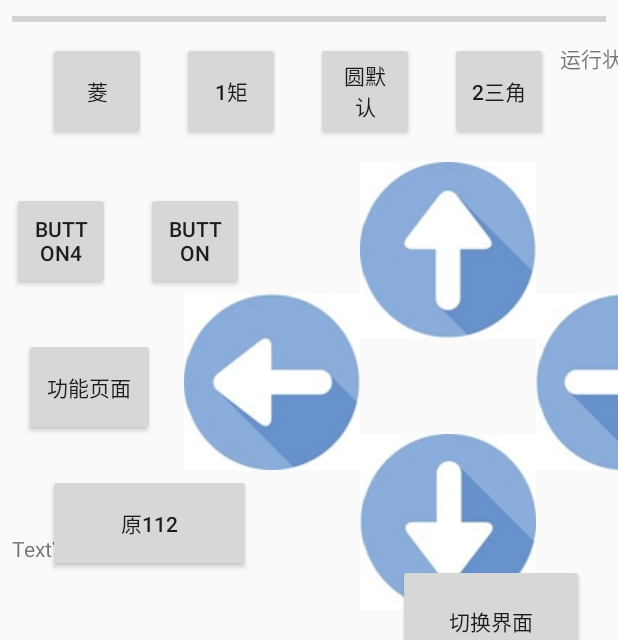
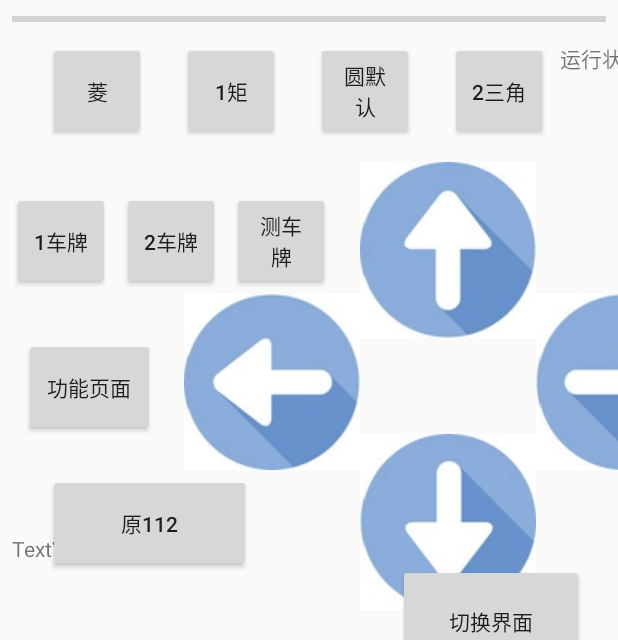
Before and after one commit to qtp1300/AS_OPENCV340_cemera.jar, an Android app: the screen it shows after launch (MainActivity), on a phone screen of 412 x 824 dp, the part 596-1236 px from its top. Run offline under Robolectric (Android 15) with nearby library versions, the phone set to English and light mode, and no system bars; libraries missing offline, so code that uses them is left out: com.bkrcl.control_car_video, com.googlecode.tesseract; 5 statements that could not run were skipped.

Commit message:
18.4.4(第一次同步)能正常运行，正常连接摄像头，二维码可以识别，车牌图形写死 一、加上按键可以手动调车牌轮次和形状最多图形。

```diff
--- a/app/src/main/java/com/qtp000/a03cemera_preview/MainActivity.java
+++ b/app/src/main/java/com/qtp000/a03cemera_preview/MainActivity.java
@@ -45,6 +45,7 @@ public class MainActivity extends AppCompatActivity {
     Button btn_function, btn_moni1,bakbtn4,bakbtn5, btn_old_112, btn_stop;
     Button btn_cemera_init,btn_cemera_32,btn_cemera_33,btn_cemera_34,btn_cemera_35,btn_cemera_36,btn_cemera_37,btn_cemera_38,btn_cemera_39;
     Button btn_lingxing,btn_juxing,btn_yuanxing,btn_sanjiao;
+    Button btn_car_1,btn_car_2,btn_car_test;
     public static short set_shape = 0x02;       //默认 0x01/矩形    0x02/圆形  0x03/三角形   0x04/菱形  0x05/梯形   0x06/饼图  0x07/靶图   0x08/条形图
     ProgressBar progressBar;
 
@@ -81,6 +82,7 @@ public class MainActivity extends AppCompatActivity {
     public static int cemera_step = 1;
     public static boolean moni1 = false;
     public static int QR_time = 0;
+    public static int run_time = 1;
 
     // Used to load the 'native-lib' library on application startup.
     static {
@@ -238,9 +240,9 @@ public class MainActivity extends AppCompatActivity {
                     textView_isrunning.setText("运行中");
 //                    btn_moni1.setSelected(true);
                     break;
-                case R.id.button4:
-                    Toast.makeText(getApplication(),"Button4",Toast.LENGTH_SHORT).show();
-                    break;
+//                case R.id.car_1:
+//                    Toast.makeText(getApplication(),"Button4",Toast.LENGTH_SHORT).show();
+//                    break;
                 case R.id.btn_moni2:
                     Toast.makeText(getApplication(),"Button5",Toast.LENGTH_SHORT).show();
                     break;
@@ -254,6 +256,20 @@ public class MainActivity extends AppCompatActivity {
                     Toast.makeText(getApplication(),"停止",Toast.LENGTH_SHORT).show();
                     moni1 = false;
                     break;
+                case R.id.car_1:
+                    run_time = 1;
+                    Toast.makeText(getApplication(),"一轮",Toast.LENGTH_SHORT).show();
+                    break;
+                case R.id.car_2:
+                    run_time = 2;
+                    Toast.makeText(getApplication(),"二轮",Toast.LENGTH_SHORT).show();
+                    break;
+                case R.id.car_test:
+                    run_time = 3;
+                    Toast.makeText(getApplication(),"测试",Toast.LENGTH_SHORT).show();
+                    break;
+
+
             }
 
 
@@ -282,10 +298,14 @@ public class MainActivity extends AppCompatActivity {
 
         btn_function = findViewById(R.id.btn_function);
         btn_moni1 = findViewById(R.id.btn_moni1);
-        bakbtn4 = findViewById(R.id.button4);
+        bakbtn4 = findViewById(R.id.car_1);
         bakbtn5 = findViewById(R.id.btn_moni2);
         btn_old_112 = findViewById(R.id.old_112);
         btn_stop = findViewById(R.id.btn_stop);
+
+        btn_car_1 = findViewById(R.id.car_1);
+        btn_car_2 = findViewById(R.id.car_2);
+        btn_car_test = findViewById(R.id.car_test);
 
 
 
@@ -305,6 +325,11 @@ public class MainActivity extends AppCompatActivity {
         bakbtn5.setOnClickListener(new btnclickListener());
         btn_old_112.setOnClickListener(new btnclickListener());
         btn_stop.setOnClickListener(new btnclickListener());
+
+        btn_car_1.setOnClickListener(new btnclickListener());
+        btn_car_2.setOnClickListener(new btnclickListener());
+        btn_car_test.setOnClickListener(new btnclickListener());
+
 //        btn_up.setOnTouchListener(new btntouchListener());
 //        btn_down.setOnTouchListener(new btntouchListener());
 //        btn_left.setOnTouchListener(new btntouchListener());
@@ -590,6 +615,9 @@ public class MainActivity extends AppCompatActivity {
                 case 212:
                     progressBar.setProgress(98);
                     break;
+                case 213:
+                    progressBar.setProgress(100);
+                    break;
 
 
                 /*自己加的*/
@@ -740,6 +768,7 @@ public class MainActivity extends AppCompatActivity {
                 Log.e("模拟1状态:","应该结束了");
                 qrHandler.sendEmptyMessage(101);
 //                textView_isrunning.setText("运行结束");
+                qrHandler.sendEmptyMessage(213);
             }
         }).start();
 
--- a/app/src/main/res/layout/activity_main.xml
+++ b/app/src/main/res/layout/activity_main.xml
@@ -96,7 +96,7 @@
         android:layout_marginTop="32dp"
         android:text="功能页面"
         app:layout_constraintStart_toStartOf="parent"
-        app:layout_constraintTop_toBottomOf="@+id/button4" />
+        app:layout_constraintTop_toBottomOf="@+id/car_1" />
 
     <Button
         android:id="@+id/btn_moni1"
@@ -109,12 +109,12 @@
         app:layout_constraintTop_toBottomOf="@+id/cemera_preview" />
 
     <Button
-        android:id="@+id/button4"
+        android:id="@+id/car_1"
         android:layout_width="65dp"
         android:layout_height="65dp"
         android:layout_marginStart="8dp"
         android:layout_marginTop="128dp"
-        android:text="Button4"
+        android:text="1车牌"
         app:layout_constraintStart_toStartOf="parent"
         app:layout_constraintTop_toBottomOf="@+id/cemera_preview" />
 
@@ -124,8 +124,8 @@
         android:layout_height="65dp"
         android:layout_marginStart="360dp"
         android:text="模拟二"
-        app:layout_constraintStart_toEndOf="@+id/button4"
-        app:layout_constraintTop_toTopOf="@+id/button4" />
+        app:layout_constraintStart_toEndOf="@+id/car_1"
+        app:layout_constraintTop_toTopOf="@+id/car_1" />
 
     <Button
         android:id="@+id/old_112"
@@ -183,13 +183,13 @@
         app:layout_constraintTop_toTopOf="@+id/sanjiaoxing" />
 
     <Button
-        android:id="@+id/button5"
+        android:id="@+id/car_2"
         android:layout_width="65dp"
         android:layout_height="65dp"
-        android:layout_marginStart="24dp"
-        android:text="Button"
-        app:layout_constraintStart_toEndOf="@+id/button4"
-        app:layout_constraintTop_toTopOf="@+id/button4" />
+        android:layout_marginStart="8dp"
+        android:text="2车牌"
+        app:layout_constraintStart_toEndOf="@+id/car_1"
+        app:layout_constraintTop_toTopOf="@+id/car_1" />
 
     <ProgressBar
         android:id="@+id/progressBar"
@@ -202,4 +202,13 @@
         app:layout_constraintStart_toStartOf="parent"
         app:layout_constraintTop_toBottomOf="@+id/cemera_preview" />
 
+    <Button
+        android:id="@+id/car_test"
+        android:layout_width="65dp"
+        android:layout_height="65dp"
+        android:layout_marginStart="8dp"
+        android:text="测车牌"
+        app:layout_constraintStart_toEndOf="@+id/car_2"
+        app:layout_constraintTop_toTopOf="@+id/car_2" />
+
 </android.support.constraint.ConstraintLayout>
```
Also changed, not shown: app/src/main/java/com/qtp000/a03cemera_preview/Socket_connect.java (+15 -7 lines).
